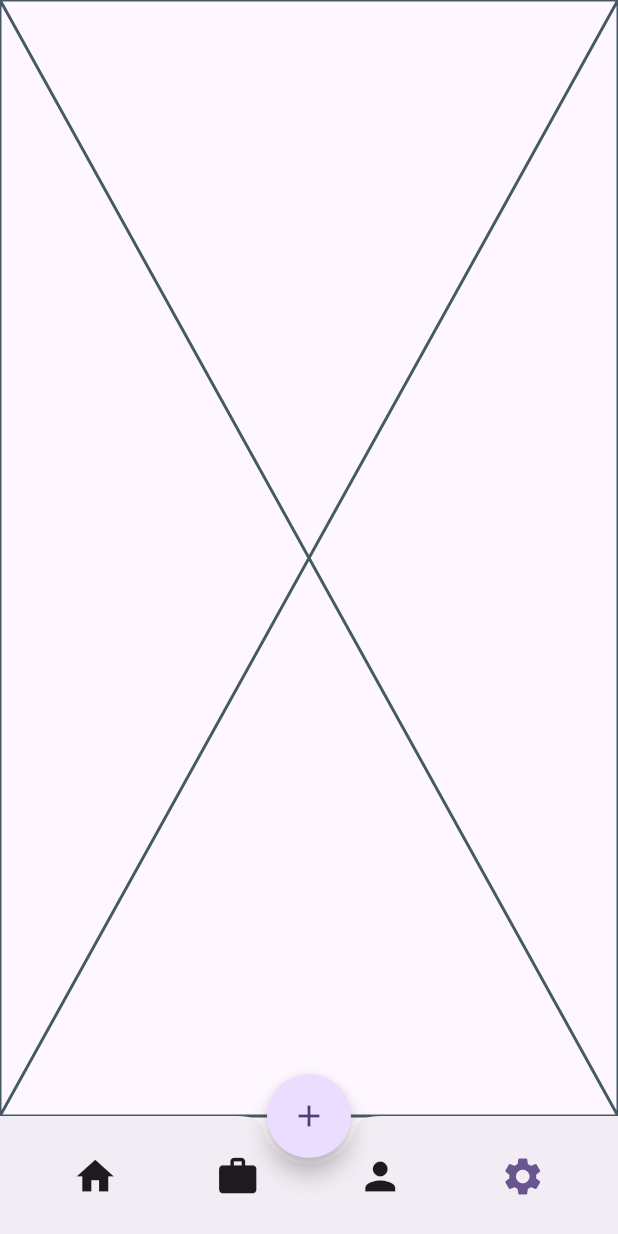
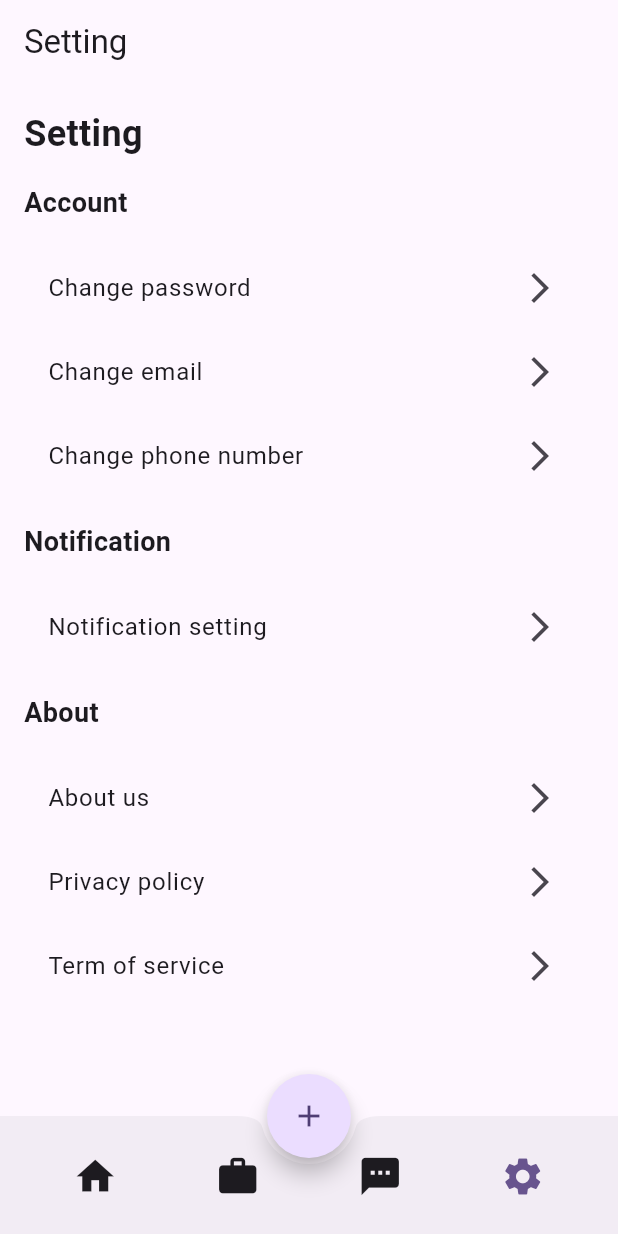
Before and after one commit to kurniawan26/jobspot_flutter, a Flutter app: the screen it shows after launch, item 4 of the bottom bar chosen, on a phone screen of 412 x 824 dp. Run offline on Flutter 3.47's test engine with Material 2 defaults, Android fonts, the phone set to English and light mode, and no system bars; network calls fail.

Commit message:
Add chat and search screens

```diff
--- a/lib/screen/home_screen.dart
+++ b/lib/screen/home_screen.dart
@@ -1,4 +1,7 @@
 import 'package:flutter/material.dart';
+import 'package:jobspot_flutter/screen/chat_screen.dart';
+import 'package:jobspot_flutter/screen/search_screen.dart';
+import 'package:jobspot_flutter/screen/setting_screen.dart';
 import 'package:jobspot_flutter/widget/banner_widget.dart';
 import 'package:jobspot_flutter/widget/findjob_widget.dart';
 import 'package:jobspot_flutter/widget/header_widget.dart';
@@ -17,7 +20,7 @@ class _HomeScreenState extends State<HomeScreen> {
   List<NavigationItem> navItems = const [
     NavigationItem('Home', Icons.home),
     NavigationItem('Job', Icons.work),
-    NavigationItem('Profile', Icons.person),
+    NavigationItem('Chat', Icons.textsms),
     NavigationItem('Setting', Icons.settings),
   ];
 
@@ -29,13 +32,13 @@ class _HomeScreenState extends State<HomeScreen> {
         page = const HomePage();
         break;
       case 1:
-        page = const Placeholder();
+        page = const SearchScreen();
         break;
       case 2:
-        page = const Placeholder();
+        page = const ChatScreen();
         break;
       case 3:
-        page = const Placeholder();
+        page = const SettingScreen();
         break;
       default:
         throw UnimplementedError('No Widget for $selectedIndex');
--- /dev/null
+++ b/lib/screen/setting_screen.dart
@@ -0,0 +1,84 @@
+import 'package:flutter/material.dart';
+
+class SettingScreen extends StatelessWidget {
+  const SettingScreen({super.key});
+
+  @override
+  Widget build(BuildContext context) {
+    return Scaffold(
+      appBar: AppBar(
+        title: const Text('Setting'),
+      ),
+      body: Container(
+        padding: const EdgeInsets.all(16),
+        child: const Column(
+          crossAxisAlignment: CrossAxisAlignment.start,
+          children: [
+            Text(
+              'Setting',
+              style: TextStyle(
+                fontSize: 24,
+                fontWeight: FontWeight.bold,
+              ),
+            ),
+            SizedBox(height: 16),
+            Text(
+              'Account',
+              style: TextStyle(
+                fontSize: 18,
+                fontWeight: FontWeight.bold,
+              ),
+            ),
+            SizedBox(height: 16),
+            ListTile(
+              title: Text('Change password'),
+              trailing: Icon(Icons.arrow_forward_ios),
+            ),
+            ListTile(
+              title: Text('Change email'),
+              trailing: Icon(Icons.arrow_forward_ios),
+            ),
+            ListTile(
+              title: Text('Change phone number'),
+              trailing: Icon(Icons.arrow_forward_ios),
+            ),
+            SizedBox(height: 16),
+            Text(
+              'Notification',
+              style: TextStyle(
+                fontSize: 18,
+                fontWeight: FontWeight.bold,
+              ),
+            ),
+            SizedBox(height: 16),
+            ListTile(
+              title: Text('Notification setting'),
+              trailing: Icon(Icons.arrow_forward_ios),
+            ),
+            SizedBox(height: 16),
+            Text(
+              'About',
+              style: TextStyle(
+                fontSize: 18,
+                fontWeight: FontWeight.bold,
+              ),
+            ),
+            SizedBox(height: 16),
+            ListTile(
+              title: Text('About us'),
+              trailing: Icon(Icons.arrow_forward_ios),
+            ),
+            ListTile(
+              title: Text('Privacy policy'),
+              trailing: Icon(Icons.arrow_forward_ios),
+            ),
+            ListTile(
+              title: Text('Term of service'),
+              trailing: Icon(Icons.arrow_forward_ios),
+            ),
+          ],
+        ),
+      ),
+    );
+  }
+}
```
Also changed, not shown: lib/screen/chat_screen.dart (added, +60 -0 lines), lib/screen/search_screen.dart (added, +74 -0 lines), 3 other files.
